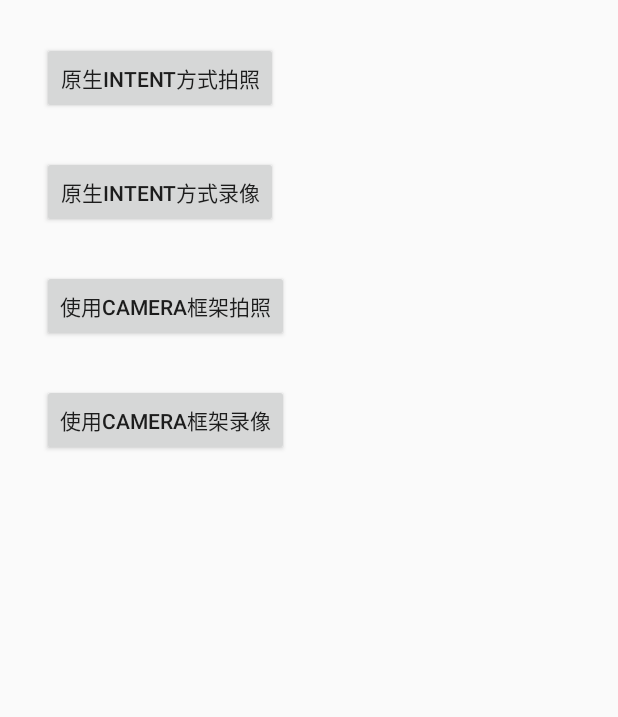
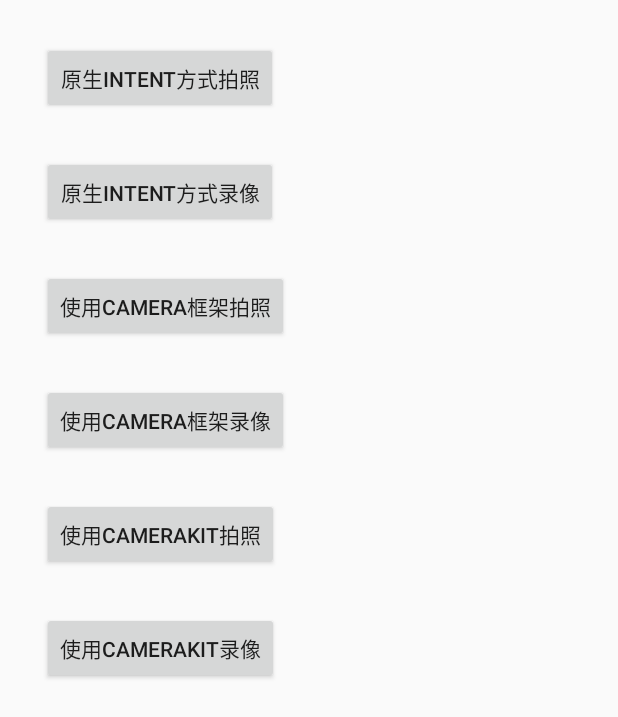
Before and after one commit to whuan1024/CameraDemo, an Android app: the screen it shows after launch (MainActivity), on a phone screen of 412 x 824 dp. Shown: the top 717 px of the screen. Run offline under Robolectric (Android 15) with nearby library versions, the phone set to English and light mode, and no system bars; libraries missing offline, so code that uses them is left out: permissions.dispatcher; 1 statement that could not run was skipped.

Commit message:
基于CameraKit开源框架实现拍照和录像

```diff
--- a/app/build.gradle
+++ b/app/build.gradle
@@ -4,7 +4,7 @@ android {
     compileSdkVersion 28
     defaultConfig {
         applicationId "com.example.tommy.camerademo"
-        minSdkVersion 15
+        minSdkVersion 21
         targetSdkVersion 28
         versionCode 1
         versionName "1.0"
@@ -27,4 +27,6 @@ dependencies {
     androidTestImplementation 'androidx.test.espresso:espresso-core:3.2.0'
     implementation "org.permissionsdispatcher:permissionsdispatcher:4.5.0"
     annotationProcessor "org.permissionsdispatcher:permissionsdispatcher-processor:4.5.0"
+    implementation 'com.wonderkiln:camerakit:0.13.4'
+    implementation 'com.android.support:exifinterface:28.0.0'
 }
--- a/app/src/main/res/layout/activity_main.xml
+++ b/app/src/main/res/layout/activity_main.xml
@@ -12,10 +12,8 @@
         android:layout_width="wrap_content"
         android:layout_height="wrap_content"
         android:layout_marginStart="28dp"
-        android:layout_marginLeft="28dp"
         android:layout_marginTop="28dp"
         android:layout_marginEnd="8dp"
-        android:layout_marginRight="8dp"
         android:text="原生intent方式拍照"
         app:layout_constraintEnd_toEndOf="parent"
         app:layout_constraintHorizontal_bias="0"
@@ -27,7 +25,6 @@
         android:layout_width="wrap_content"
         android:layout_height="wrap_content"
         android:layout_marginStart="28dp"
-        android:layout_marginLeft="28dp"
         android:layout_marginTop="28dp"
         android:text="原生intent方式录像"
         app:layout_constraintStart_toStartOf="parent"
@@ -38,7 +35,6 @@
         android:layout_width="wrap_content"
         android:layout_height="wrap_content"
         android:layout_marginStart="28dp"
-        android:layout_marginLeft="28dp"
         android:layout_marginTop="28dp"
         android:text="使用camera框架拍照"
         app:layout_constraintStart_toStartOf="parent"
@@ -49,10 +45,29 @@
         android:layout_width="wrap_content"
         android:layout_height="wrap_content"
         android:layout_marginStart="28dp"
-        android:layout_marginLeft="28dp"
         android:layout_marginTop="28dp"
         android:text="使用camera框架录像"
         app:layout_constraintStart_toStartOf="parent"
         app:layout_constraintTop_toBottomOf="@+id/button3"/>
 
+    <Button
+        android:id="@+id/button5"
+        android:layout_width="wrap_content"
+        android:layout_height="wrap_content"
+        android:layout_marginStart="28dp"
+        android:layout_marginTop="28dp"
+        android:text="使用CameraKit拍照"
+        app:layout_constraintStart_toStartOf="parent"
+        app:layout_constraintTop_toBottomOf="@+id/button4"/>
+
+    <Button
+        android:id="@+id/button6"
+        android:layout_width="wrap_content"
+        android:layout_height="wrap_content"
+        android:layout_marginStart="28dp"
+        android:layout_marginTop="28dp"
+        android:text="使用CameraKit录像"
+        app:layout_constraintStart_toStartOf="parent"
+        app:layout_constraintTop_toBottomOf="@+id/button5"/>
+
 </androidx.constraintlayout.widget.ConstraintLayout>
```
Also changed, not shown: app/src/main/AndroidManifest.xml (+7 -1 lines), app/src/main/java/com/example/tommy/camerademo/CameraKitActivity.java (added, +123 -0 lines), app/src/main/java/com/example/tommy/camerademo/MainActivity.java (+18 -0 lines), app/src/main/java/com/example/tommy/camerademo/TakePhotoActivity.java (+1 -26 lines), app/src/main/java/com/example/tommy/camerademo/TakeVideoActivity.java (+25 -13 lines), app/src/main/java/com/example/tommy/camerademo/Utils.java (+23 -0 lines), app/src/main/res/layout/activity_camera_kit.xml (added, +42 -0 lines).
